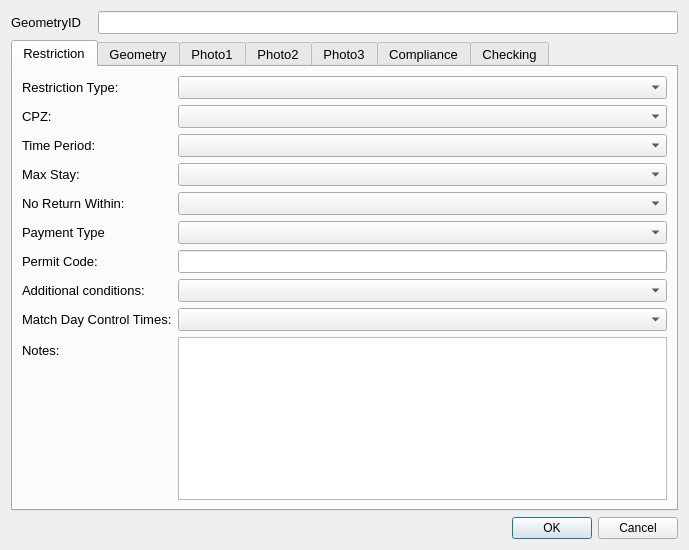
tlh22/demandForm, file ui/Bays_field.ui: the form before one commit.
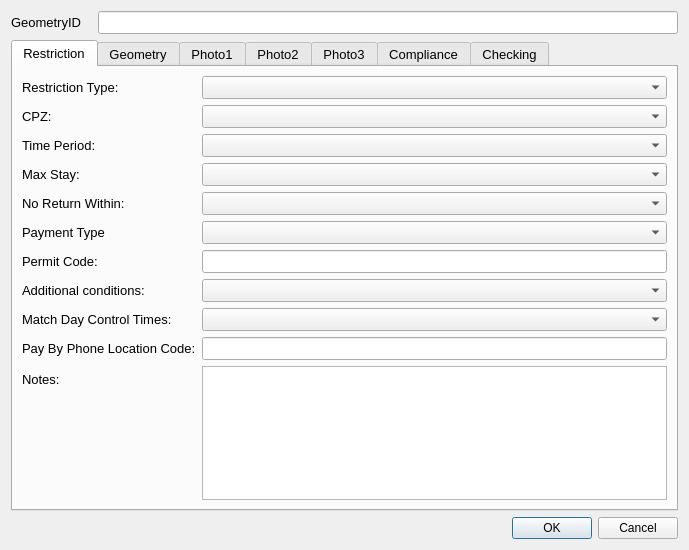
The form after the commit.

What changed in the file:
```diff
--- a/ui/Bays_field.ui
+++ b/ui/Bays_field.ui
@@ -290,6 +290,16 @@
        <item row="10" column="1">
         <widget class="QComboBox" name="MatchDayTimePeriodID"/>
        </item>
+       <item row="11" column="0">
+        <widget class="QLabel" name="label_13">
+         <property name="text">
+          <string>Pay By Phone Location Code:</string>
+         </property>
+        </widget>
+       </item>
+       <item row="11" column="1">
+        <widget class="QLineEdit" name="PayParkingAreaCode_2"/>
+       </item>
       </layout>
      </widget>
      <widget class="QWidget" name="geometryTab">
```
Left out of the diff: 2 changed lines with no effect on the pictures.
